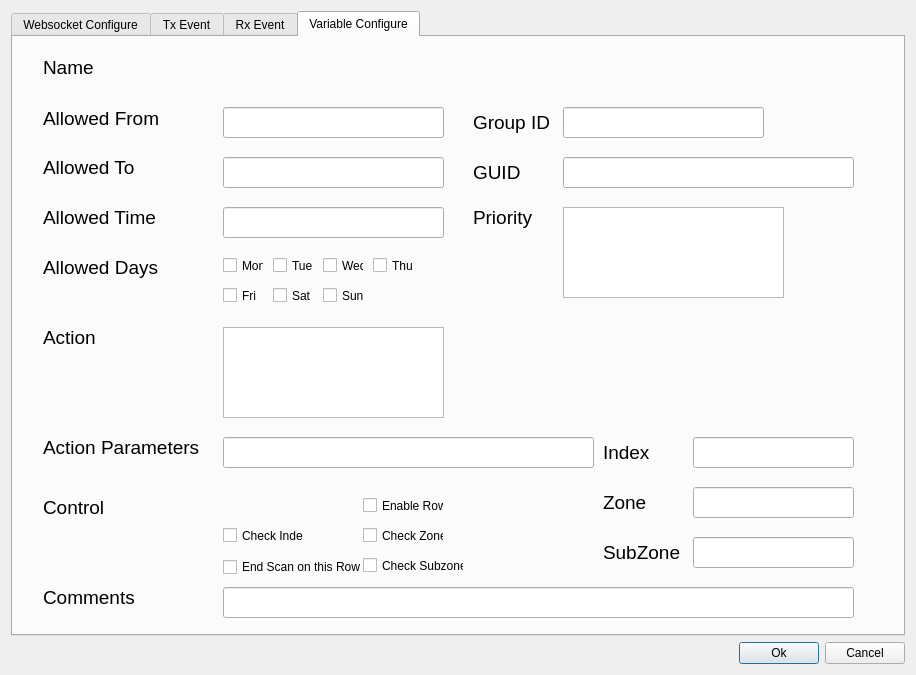
Above: source/UiMagician/source/WidgetWebsocketPacket/WidgetWebsocketPacketSlider/widgetwebsocketpacketslider.ui from dinguluer/UiMagician before the change. Below: the same form after it.
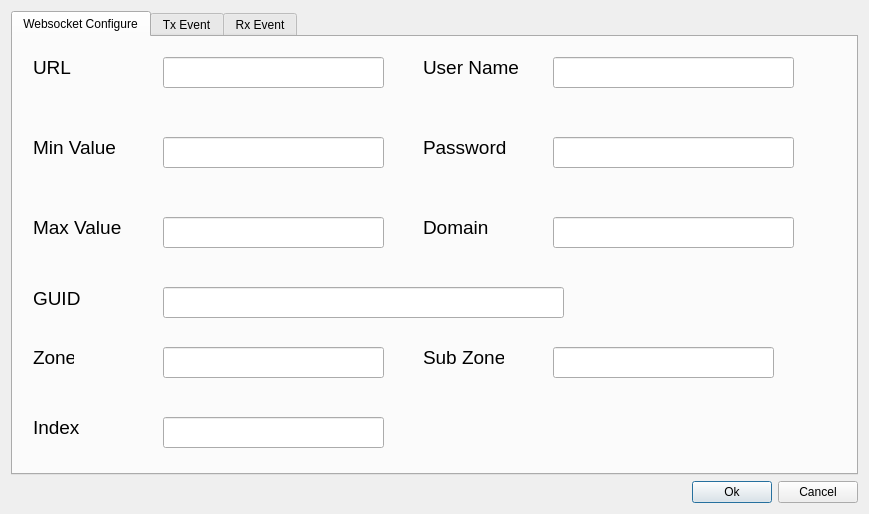
That is the form after the change. The open tabs and pages were chosen to show the change. Icons and pictures are not drawn.

Patch:
```diff
--- a/source/UiMagician/source/WidgetWebsocketPacket/WidgetWebsocketPacketSlider/widgetwebsocketpacketslider.ui
+++ b/source/UiMagician/source/WidgetWebsocketPacket/WidgetWebsocketPacketSlider/widgetwebsocketpacketslider.ui
@@ -6,8 +6,8 @@
    <rect>
     <x>0</x>
     <y>0</y>
-    <width>916</width>
-    <height>675</height>
+    <width>869</width>
+    <height>514</height>
    </rect>
   </property>
   <property name="windowTitle">
@@ -27,11 +27,21 @@
       <attribute name="title">
        <string>Websocket Configure</string>
       </attribute>
+      <widget class="QLineEdit" name="sliderIndexLineEdit">
+       <property name="geometry">
+        <rect>
+         <x>150</x>
+         <y>380</y>
+         <width>221</width>
+         <height>31</height>
+        </rect>
+       </property>
+      </widget>
       <widget class="QLineEdit" name="sliderUrlLineEdit">
        <property name="geometry">
         <rect>
          <x>150</x>
-         <y>190</y>
+         <y>20</y>
          <width>221</width>
          <height>31</height>
         </rect>
@@ -40,26 +50,92 @@
       <widget class="QLabel" name="sliderIdValueLabel">
        <property name="geometry">
         <rect>
+         <x>410</x>
+         <y>20</y>
+         <width>101</width>
+         <height>21</height>
+        </rect>
+       </property>
+       <property name="font">
+        <font>
+         <pointsize>14</pointsize>
+        </font>
+       </property>
+       <property name="text">
+        <string>User Name</string>
+       </property>
+      </widget>
+      <widget class="QLineEdit" name="sliderMinLineEdit">
+       <property name="geometry">
+        <rect>
          <x>150</x>
-         <y>40</y>
-         <width>491</width>
-         <height>20</height>
+         <y>100</y>
+         <width>221</width>
+         <height>31</height>
         </rect>
        </property>
+      </widget>
+      <widget class="QLabel" name="sliderSubZoneLabel">
+       <property name="geometry">
+        <rect>
+         <x>410</x>
+         <y>310</y>
+         <width>81</width>
+         <height>21</height>
+        </rect>
+       </property>
        <property name="font">
         <font>
          <pointsize>14</pointsize>
         </font>
        </property>
        <property name="text">
-        <string/>
+        <string>Sub Zone</string>
+       </property>
+      </widget>
+      <widget class="QLineEdit" name="sliderMaxLineEdit">
+       <property name="geometry">
+        <rect>
+         <x>150</x>
+         <y>180</y>
+         <width>221</width>
+         <height>31</height>
+        </rect>
+       </property>
+      </widget>
+      <widget class="QLabel" name="sliderZoneLabel">
+       <property name="geometry">
+        <rect>
+         <x>20</x>
+         <y>310</y>
+         <width>41</width>
+         <height>21</height>
+        </rect>
+       </property>
+       <property name="font">
+        <font>
+         <pointsize>14</pointsize>
+        </font>
+       </property>
+       <property name="text">
+        <string>Zone</string>
+       </property>
+      </widget>
+      <widget class="QLineEdit" name="sliderDomainLineEdit">
+       <property name="geometry">
+        <rect>
+         <x>540</x>
+         <y>180</y>
+         <width>241</width>
+         <height>31</height>
+        </rect>
        </property>
       </widget>
       <widget class="QLabel" name="sliderUrlLabel">
        <property name="geometry">
         <rect>
          <x>20</x>
-         <y>190</y>
+         <y>20</y>
          <width>41</width>
          <height>21</height>
         </rect>
@@ -76,9 +152,9 @@
       <widget class="QLabel" name="sliderIdLabel">
        <property name="geometry">
         <rect>
-         <x>20</x>
-         <y>30</y>
-         <width>81</width>
+         <x>410</x>
+         <y>100</y>
+         <width>91</width>
          <height>21</height>
         </rect>
        </property>
@@ -88,24 +164,14 @@
         </font>
        </property>
        <property name="text">
-        <string>Image ID</string>
-       </property>
-      </widget>
-      <widget class="QLineEdit" name="sliderMinLineEdit">
-       <property name="geometry">
-        <rect>
-         <x>150</x>
-         <y>270</y>
-         <width>221</width>
-         <height>31</height>
-        </rect>
+        <string>Password</string>
        </property>
       </widget>
       <widget class="QLabel" name="sliderMaxLabel">
        <property name="geometry">
         <rect>
          <x>20</x>
-         <y>270</y>
+         <y>100</y>
          <width>91</width>
          <height>21</height>
         </rect>
@@ -119,22 +185,22 @@
         <string>Min Value</string>
        </property>
       </widget>
-      <widget class="QLineEdit" name="sliderMaxLineEdit">
+      <widget class="QLineEdit" name="sliderZoneLineEdit">
        <property name="geometry">
         <rect>
          <x>150</x>
-         <y>350</y>
+         <y>310</y>
          <width>221</width>
          <height>31</height>
         </rect>
        </property>
       </widget>
-      <widget class="QLabel" name="sliderMinLabel">
+      <widget class="QLabel" name="sliderIndexLabel">
        <property name="geometry">
         <rect>
          <x>20</x>
-         <y>350</y>
-         <width>91</width>
+         <y>380</y>
+         <width>51</width>
          <height>21</height>
         </rect>
        </property>
@@ -144,86 +210,14 @@
         </font>
        </property>
        <property name="text">
-        <string>Max Value</string>
-       </property>
-      </widget>
-      <widget class="QLabel" name="sliderLocalTxtIdValueLabel">
-       <property name="geometry">
-        <rect>
-         <x>150</x>
-         <y>80</y>
-         <width>561</width>
-         <height>20</height>
-        </rect>
-       </property>
-       <property name="font">
-        <font>
-         <pointsize>14</pointsize>
-        </font>
-       </property>
-       <property name="text">
-        <string/>
-       </property>
-      </widget>
-      <widget class="QLabel" name="sliderLocalTxtIdLabel">
-       <property name="geometry">
-        <rect>
-         <x>20</x>
-         <y>80</y>
-         <width>101</width>
-         <height>21</height>
-        </rect>
-       </property>
-       <property name="font">
-        <font>
-         <pointsize>14</pointsize>
-        </font>
-       </property>
-       <property name="text">
-        <string>Local Txt ID</string>
-       </property>
-      </widget>
-      <widget class="QLabel" name="sliderRemoteTxtIdValueLabel">
-       <property name="geometry">
-        <rect>
-         <x>150</x>
-         <y>130</y>
-         <width>561</width>
-         <height>20</height>
-        </rect>
-       </property>
-       <property name="font">
-        <font>
-         <pointsize>14</pointsize>
-        </font>
-       </property>
-       <property name="text">
-        <string/>
-       </property>
-      </widget>
-      <widget class="QLabel" name="sliderRemoteTxtIdLabel">
-       <property name="geometry">
-        <rect>
-         <x>20</x>
-         <y>130</y>
-         <width>121</width>
-         <height>21</height>
-        </rect>
-       </property>
-       <property name="font">
-        <font>
-         <pointsize>14</pointsize>
-        </font>
-       </property>
-       <property name="text">
-        <string>Remote Txt ID</string>
+        <string>Index</string>
        </property>
       </widget>
       <widget class="QLabel" name="sliderDomainLabel">
        <property name="geometry">
         <rect>
          <x>410</x>
-         <y>350</y>
+         <y>180</y>
          <width>91</width>
          <height>21</height>
         </rect>
@@ -237,21 +231,11 @@
         <string>Domain</string>
        </property>
       </widget>
-      <widget class="QLineEdit" name="sliderDomainLineEdit">
-       <property name="geometry">
-        <rect>
-         <x>540</x>
-         <y>350</y>
-         <width>241</width>
-         <height>31</height>
-        </rect>
-       </property>
-      </widget>
       <widget class="QLineEdit" name="sliderUsernameLineEdit">
        <property name="geometry">
         <rect>
          <x>540</x>
-         <y>190</y>
+         <y>20</y>
          <width>241</width>
          <height>31</height>
         </rect>
@@ -260,9 +244,9 @@
       <widget class="QLabel" name="sliderUsernameLabel">
        <property name="geometry">
         <rect>
-         <x>410</x>
-         <y>190</y>
-         <width>101</width>
+         <x>20</x>
+         <y>180</y>
+         <width>91</width>
          <height>21</height>
         </rect>
        </property>
@@ -272,37 +256,57 @@
         </font>
        </property>
        <property name="text">
-        <string>User Name</string>
+        <string>Max Value</string>
+       </property>
+      </widget>
+      <widget class="QLabel" name="sliderGuidLabel">
+       <property name="geometry">
+        <rect>
+         <x>20</x>
+         <y>251</y>
+         <width>51</width>
+         <height>20</height>
+        </rect>
+       </property>
+       <property name="font">
+        <font>
+         <pointsize>14</pointsize>
+        </font>
+       </property>
+       <property name="text">
+        <string>GUID</string>
+       </property>
+      </widget>
+      <widget class="QLineEdit" name="sliderSubZoneLineEdit">
+       <property name="geometry">
+        <rect>
+         <x>540</x>
+         <y>310</y>
+         <width>221</width>
+         <height>31</height>
+        </rect>
+       </property>
+      </widget>
+      <widget class="QLineEdit" name="sliderGuidLineEdit">
+       <property name="geometry">
+        <rect>
+         <x>150</x>
+         <y>250</y>
+         <width>401</width>
+         <height>31</height>
+        </rect>
        </property>
       </widget>
       <widget class="QLineEdit" name="sliderPasswordLineEdit">
        <property name="geometry">
         <rect>
          <x>540</x>
-         <y>270</y>
+         <y>100</y>
          <width>241</width>
          <height>31</height>
         </rect>
        </property>
       </widget>
-      <widget class="QLabel" name="sliderPasswordLabel">
-       <property name="geometry">
-        <rect>
-         <x>410</x>
-         <y>270</y>
-         <width>91</width>
-         <height>21</height>
-        </rect>
-       </property>
-       <property name="font">
-        <font>
-         <pointsize>14</pointsize>
-        </font>
-       </property>
-       <property name="text">
-        <string>Password</string>
-       </property>
-      </widget>
      </widget>
      <widget class="QWidget" name="txEvent">
       <attribute name="title">
@@ -845,609 +849,6 @@
         <string>Type</string>
        </property>
       </widget>
-      <widget class="QLineEdit" name="sliderRxIndexLineEdit">
-       <property name="geometry">
-        <rect>
-         <x>130</x>
-         <y>260</y>
-         <width>221</width>
-         <height>31</height>
-        </rect>
-       </property>
-      </widget>
-      <widget class="QLabel" name="sliderRxIndexLabel">
-       <property name="geometry">
-        <rect>
-         <x>30</x>
-         <y>260</y>
-         <width>51</width>
-         <height>21</height>
-        </rect>
-       </property>
-       <property name="font">
-        <font>
-         <pointsize>14</pointsize>
-        </font>
-       </property>
-       <property name="text">
-        <string>Index</string>
-       </property>
-      </widget>
-     </widget>
-     <widget class="QWidget" name="VariableConfigure">
-      <attribute name="title">
-       <string>Variable Configure</string>
-      </attribute>
-      <widget class="QLineEdit" name="sliderVariableGuidLineEdit">
-       <property name="geometry">
-        <rect>
-         <x>550</x>
-         <y>120</y>
-         <width>291</width>
-         <height>31</height>
-        </rect>
-       </property>
-       <property name="text">
-        <string/>
-       </property>
-      </widget>
-      <widget class="QLabel" name="sliderVariableSubzoneLabel">
-       <property name="geometry">
-        <rect>
-         <x>590</x>
-         <y>500</y>
-         <width>81</width>
-         <height>31</height>
-        </rect>
-       </property>
-       <property name="font">
-        <font>
-         <pointsize>14</pointsize>
-        </font>
-       </property>
-       <property name="text">
-        <string>SubZone</string>
-       </property>
-      </widget>
-      <widget class="QCheckBox" name="sliderVariableAllowedDaysThursdaycheckBox">
-       <property name="geometry">
-        <rect>
-         <x>360</x>
-         <y>220</y>
-         <width>41</width>
-         <height>17</height>
-        </rect>
-       </property>
-       <property name="text">
-        <string>Thur</string>
-       </property>
-      </widget>
-      <widget class="QLabel" name="sliderVariableNameLabel">
-       <property name="geometry">
-        <rect>
-         <x>30</x>
-         <y>20</y>
-         <width>61</width>
-         <height>21</height>
-        </rect>
-       </property>
-       <property name="font">
-        <font>
-         <pointsize>14</pointsize>
-        </font>
-       </property>
-       <property name="text">
-        <string>Name</string>
-       </property>
-      </widget>
-      <widget class="QLineEdit" name="sliderVariableGroupIdLineEdit">
-       <property name="geometry">
-        <rect>
-         <x>550</x>
-         <y>70</y>
-         <width>201</width>
-         <height>31</height>
-        </rect>
-       </property>
-      </widget>
-      <widget class="QLabel" name="sliderVariableControlLabel">
-       <property name="geometry">
-        <rect>
-         <x>30</x>
-         <y>460</y>
-         <width>71</width>
-         <height>21</height>
-        </rect>
-       </property>
-       <property name="font">
-        <font>
-         <pointsize>14</pointsize>
-        </font>
-       </property>
-       <property name="text">
-        <string>Control</string>
-       </property>
-      </widget>
-      <widget class="QLabel" name="sliderVariableZoneLabel">
-       <property name="geometry">
-        <rect>
-         <x>590</x>
-         <y>450</y>
-         <width>81</width>
-         <height>31</height>
-        </rect>
-       </property>
-       <property name="font">
-        <font>
-         <pointsize>14</pointsize>
-        </font>
-       </property>
-       <property name="text">
-        <string>Zone</string>
-       </property>
-      </widget>
-      <widget class="QLabel" name="sliderVariableCommentsLabel">
-       <property name="geometry">
-        <rect>
-         <x>30</x>
-         <y>550</y>
-         <width>121</width>
-         <height>21</height>
-        </rect>
-       </property>
-       <property name="font">
-        <font>
-         <pointsize>14</pointsize>
-        </font>
-       </property>
-       <property name="text">
-        <string>Comments</string>
-       </property>
-      </widget>
-      <widget class="QCheckBox" name="sliderVariableControlCheckIndexcheckBox">
-       <property name="geometry">
-        <rect>
-         <x>210</x>
-         <y>490</y>
-         <width>81</width>
-         <height>17</height>
-        </rect>
-       </property>
-       <property name="text">
-        <string>Check Index</string>
-       </property>
-      </widget>
-      <widget class="QListWidget" name="sliderVariableActionListWidget">
-       <property name="geometry">
-        <rect>
-         <x>210</x>
-         <y>290</y>
-         <width>221</width>
-         <height>91</height>
-        </rect>
-       </property>
-      </widget>
-      <widget class="QListWidget" name="sliderVariablePriorityListWidget">
-       <property name="geometry">
-        <rect>
-         <x>550</x>
-         <y>170</y>
-         <width>221</width>
-         <height>91</height>
-        </rect>
-       </property>
-      </widget>
-      <widget class="QLineEdit" name="sliderVariableActionParametersLineEdit">
-       <property name="geometry">
-        <rect>
-         <x>210</x>
-         <y>400</y>
-         <width>371</width>
-         <height>31</height>
-        </rect>
-       </property>
-      </widget>
-      <widget class="QLabel" name="sliderVariableAllowedDaysLabel">
-       <property name="geometry">
-        <rect>
-         <x>30</x>
-         <y>220</y>
-         <width>121</width>
-         <height>21</height>
-        </rect>
-       </property>
-       <property name="font">
-        <font>
-         <pointsize>14</pointsize>
-        </font>
-       </property>
-       <property name="text">
-        <string>Allowed Days</string>
-       </property>
-      </widget>
-      <widget class="QCheckBox" name="sliderVariableControlCheckSubzonecheckBox">
-       <property name="geometry">
-        <rect>
-         <x>350</x>
-         <y>520</y>
-         <width>101</width>
-         <height>17</height>
-        </rect>
-       </property>
-       <property name="text">
-        <string>Check Subzone</string>
-       </property>
-      </widget>
-      <widget class="QLabel" name="sliderVariableGroupIdLabel">
-       <property name="geometry">
-        <rect>
-         <x>460</x>
-         <y>70</y>
-         <width>81</width>
-         <height>31</height>
-        </rect>
-       </property>
-       <property name="font">
-        <font>
-         <pointsize>14</pointsize>
-        </font>
-       </property>
-       <property name="text">
-        <string>Group ID</string>
-       </property>
-      </widget>
-      <widget class="QLineEdit" name="sliderVariableAllowedTimeLineEdit">
-       <property name="geometry">
-        <rect>
-         <x>210</x>
-         <y>170</y>
-         <width>221</width>
-         <height>31</height>
-        </rect>
-       </property>
-      </widget>
-      <widget class="QLabel" name="sliderVariableNameValueLabel">
-       <property name="geometry">
-        <rect>
-         <x>210</x>
-         <y>20</y>
-         <width>341</width>
-         <height>21</height>
-        </rect>
-       </property>
-       <property name="font">
-        <font>
-         <pointsize>8</pointsize>
-        </font>
-       </property>
-       <property name="text">
-        <string/>
-       </property>
-      </widget>
-      <widget class="QLineEdit" name="sliderVariableCommentsLineEdit">
-       <property name="geometry">
-        <rect>
-         <x>210</x>
-         <y>550</y>
-         <width>631</width>
-         <height>31</height>
-        </rect>
-       </property>
-      </widget>
-      <widget class="QLineEdit" name="sliderVariableSubzoneLineEdit">
-       <property name="geometry">
-        <rect>
-         <x>680</x>
-         <y>500</y>
-         <width>161</width>
-         <height>31</height>
-        </rect>
-       </property>
-       <property name="text">
-        <string/>
-       </property>
-      </widget>
-      <widget class="QCheckBox" name="sliderVariableAllowedDaysMondaycheckBox">
-       <property name="geometry">
-        <rect>
-         <x>210</x>
-         <y>220</y>
-         <width>41</width>
-         <height>17</height>
-        </rect>
-       </property>
-       <property name="text">
-        <string>Mon</string>
-       </property>
-      </widget>
-      <widget class="QLabel" name="sliderVariableAllowedTimeLabel">
-       <property name="geometry">
-        <rect>
-         <x>30</x>
-         <y>170</y>
-         <width>121</width>
-         <height>21</height>
-        </rect>
-       </property>
-       <property name="font">
-        <font>
-         <pointsize>14</pointsize>
-        </font>
-       </property>
-       <property name="text">
-        <string>Allowed Time</string>
-       </property>
-      </widget>
-      <widget class="QLabel" name="sliderVariableActionLabel">
-       <property name="geometry">
-        <rect>
-         <x>30</x>
-         <y>290</y>
-         <width>161</width>
-         <height>21</height>
-        </rect>
-       </property>
-       <property name="font">
-        <font>
-         <pointsize>14</pointsize>
-        </font>
-       </property>
-       <property name="text">
-        <string>Action</string>
-       </property>
-      </widget>
-      <widget class="QCheckBox" name="sliderVariableAllowedDaysSaturdaycheckBox">
-       <property name="geometry">
-        <rect>
-         <x>260</x>
-         <y>250</y>
-         <width>41</width>
-         <height>17</height>
-        </rect>
-       </property>
-       <property name="text">
-        <string>Sat</string>
-       </property>
-      </widget>
-      <widget class="QLineEdit" name="sliderVariableAllowedFromLineEdit">
-       <property name="geometry">
-        <rect>
-         <x>210</x>
-         <y>70</y>
-         <width>221</width>
-         <height>31</height>
-        </rect>
-       </property>
-      </widget>
-      <widget class="QLabel" name="sliderVariableAllowedToLabel">
-       <property name="geometry">
-        <rect>
-         <x>30</x>
-         <y>120</y>
-         <width>101</width>
-         <height>21</height>
-        </rect>
-       </property>
-       <property name="font">
-        <font>
-         <pointsize>14</pointsize>
-        </font>
-       </property>
-       <property name="text">
-        <string>Allowed To</string>
-       </property>
-      </widget>
-      <widget class="QCheckBox" name="sliderVariableAllowedDaysSundaycheckBox">
-       <property name="geometry">
-        <rect>
-         <x>310</x>
-         <y>250</y>
-         <width>41</width>
-         <height>17</height>
-        </rect>
-       </property>
-       <property name="text">
-        <string>Sun</string>
-       </property>
-      </widget>
-      <widget class="QCheckBox" name="sliderVariableAllowedDaysTuesdaycheckBox">
-       <property name="geometry">
-        <rect>
-         <x>260</x>
-         <y>220</y>
-         <width>41</width>
-         <height>17</height>
-        </rect>
-       </property>
-       <property name="text">
-        <string>Tue</string>
-       </property>
-      </widget>
-      <widget class="QLabel" name="sliderVariableActionParametersLabel">
-       <property name="geometry">
-        <rect>
-         <x>30</x>
-         <y>400</y>
-         <width>161</width>
-         <height>21</height>
-        </rect>
-       </property>
-       <property name="font">
-        <font>
-         <pointsize>14</pointsize>
-        </font>
-       </property>
-       <property name="text">
-        <string>Action Parameters</string>
-       </property>
-      </widget>
-      <widget class="QLabel" name="sliderVariableGuidLabel">
-       <property name="geometry">
-        <rect>
-         <x>460</x>
-         <y>120</y>
-         <width>81</width>
-         <height>31</height>
-        </rect>
-       </property>
-       <property name="font">
-        <font>
-         <pointsize>14</pointsize>
-        </font>
-       </property>
-       <property name="text">
-        <string>GUID</string>
-       </property>
-      </widget>
-      <widget class="QLineEdit" name="sliderVariableZoneLineEdit">
-       <property name="geometry">
-        <rect>
-         <x>680</x>
-         <y>450</y>
-         <width>161</width>
-         <height>31</height>
-        </rect>
-       </property>
-      </widget>
-      <widget class="QLabel" name="sliderVariablePriorityLabel">
-       <property name="geometry">
-        <rect>
-         <x>460</x>
-         <y>170</y>
-         <width>61</width>
-         <height>21</height>
-        </rect>
-       </property>
-       <property name="font">
-        <font>
-         <pointsize>14</pointsize>
-        </font>
-       </property>
-       <property name="text">
-        <string>Priority</string>
-       </property>
-      </widget>
-      <widget class="QLineEdit" name="sliderVariableAllowedToLineEdit">
-       <property name="geometry">
-        <rect>
-         <x>210</x>
-         <y>120</y>
-         <width>221</width>
-         <height>31</height>
-        </rect>
-       </property>
-      </widget>
-      <widget class="QCheckBox" name="sliderVariableControlEnableRowcheckBox">
-       <property name="geometry">
-        <rect>
-         <x>350</x>
-         <y>460</y>
-         <width>81</width>
-         <height>17</height>
-        </rect>
-       </property>
-       <property name="text">
-        <string>Enable Row</string>
-       </property>
-      </widget>
-      <widget class="QCheckBox" name="sliderVariableAllowedDaysFridaycheckBox">
-       <property name="geometry">
-        <rect>
-         <x>210</x>
-         <y>250</y>
-         <width>41</width>
-         <height>17</height>
-        </rect>
-       </property>
-       <property name="text">
-        <string>Fri</string>
-       </property>
-      </widget>
-      <widget class="QCheckBox" name="sliderVariableAllowedDaysWednesdaycheckBox">
-       <property name="geometry">
-        <rect>
-         <x>310</x>
-         <y>220</y>
-         <width>41</width>
-         <height>17</height>
-        </rect>
-       </property>
-       <property name="text">
-        <string>Wed</string>
-       </property>
-      </widget>
-      <widget class="QLabel" name="sliderVariableAllowedFromLabel">
-       <property name="geometry">
-        <rect>
-         <x>30</x>
-         <y>71</y>
-         <width>131</width>
-         <height>20</height>
-        </rect>
-       </property>
-       <property name="font">
-        <font>
-         <pointsize>14</pointsize>
-        </font>
-       </property>
-       <property name="text">
-        <string>Allowed From</string>
-       </property>
-      </widget>
-      <widget class="QCheckBox" name="sliderVariableControlCheckZonecheckBox">
-       <property name="geometry">
-        <rect>
-         <x>350</x>
-         <y>490</y>
-         <width>81</width>
-         <height>17</height>
-        </rect>
-       </property>
-       <property name="text">
-        <string>Check Zone</string>
-       </property>
-      </widget>
-      <widget class="QCheckBox" name="sliderVariableControlEndScancheckBox">
-       <property name="geometry">
-        <rect>
-         <x>210</x>
-         <y>520</y>
-         <width>141</width>
-         <height>20</height>
-        </rect>
-       </property>
-       <property name="text">
-        <string>End Scan on this Row</string>
-       </property>
-      </widget>
-      <widget class="QLabel" name="sliderVariableIndexLabel">
-       <property name="geometry">
-        <rect>
-         <x>590</x>
-         <y>400</y>
-         <width>81</width>
-         <height>31</height>
-        </rect>
-       </property>
-       <property name="font">
-        <font>
-         <pointsize>14</pointsize>
-        </font>
-       </property>
-       <property name="text">
-        <string>Index</string>
-       </property>
-      </widget>
-      <widget class="QLineEdit" name="sliderVariableIndexLineEdit">
-       <property name="geometry">
-        <rect>
-         <x>680</x>
-         <y>400</y>
-         <width>161</width>
-         <height>31</height>
-        </rect>
-       </property>
-      </widget>
      </widget>
     </widget>
    </item>
```
Left out of the diff: 472 changed lines with no effect on the pictures.
